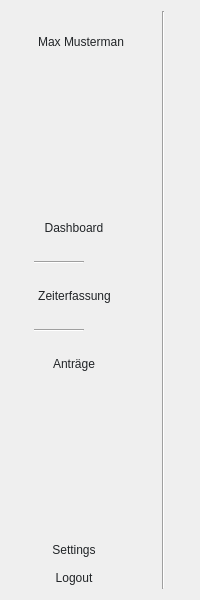
Old version of the form HR_Managment_System_Application/nav/navbar.ui in the repository MehmetMertt/twentyONE_HR_System.
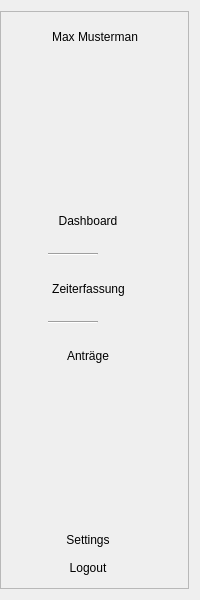
New version of the form. Icons and pictures are not drawn.

Commit message: zeittracking fixes, navbar fixes

The edit to the form file:
```diff
--- a/HR_Managment_System_Application/nav/navbar.ui
+++ b/HR_Managment_System_Application/nav/navbar.ui
@@ -11,7 +11,7 @@
    </rect>
   </property>
   <property name="sizePolicy">
-   <sizepolicy hsizetype="Preferred" vsizetype="Preferred">
+   <sizepolicy hsizetype="Preferred" vsizetype="Maximum">
     <horstretch>0</horstretch>
     <verstretch>0</verstretch>
    </sizepolicy>
@@ -25,179 +25,47 @@
   <property name="maximumSize">
    <size>
     <width>200</width>
-    <height>16777215</height>
+    <height>700</height>
    </size>
   </property>
-  <property name="palette">
-   <palette>
-    <active>
-     <colorrole role="WindowText">
-      <brush brushstyle="SolidPattern">
-       <color alpha="255">
-        <red>33</red>
-        <green>36</green>
-        <blue>39</blue>
-       </color>
-      </brush>
-     </colorrole>
-     <colorrole role="Text">
-      <brush brushstyle="SolidPattern">
-       <color alpha="255">
-        <red>33</red>
-        <green>36</green>
-        <blue>39</blue>
-       </color>
-      </brush>
-     </colorrole>
-     <colorrole role="ButtonText">
-      <brush brushstyle="SolidPattern">
-       <color alpha="255">
-        <red>33</red>
-        <green>36</green>
-        <blue>39</blue>
-       </color>
-      </brush>
-     </colorrole>
-     <colorrole role="Highlight">
-      <brush brushstyle="SolidPattern">
-       <color alpha="255">
-        <red>17</red>
-        <green>105</green>
-        <blue>142</blue>
-       </color>
-      </brush>
-     </colorrole>
-     <colorrole role="ToolTipText">
-      <brush brushstyle="SolidPattern">
-       <color alpha="255">
-        <red>33</red>
-        <green>36</green>
-        <blue>39</blue>
-       </color>
-      </brush>
-     </colorrole>
-     <colorrole role="PlaceholderText">
-      <brush brushstyle="SolidPattern">
-       <color alpha="128">
-        <red>33</red>
-        <green>36</green>
-        <blue>39</blue>
-       </color>
-      </brush>
-     </colorrole>
-     <colorrole role="Accent">
-      <brush brushstyle="SolidPattern">
-       <color alpha="255">
-        <red>22</red>
-        <green>199</green>
-        <blue>154</blue>
-       </color>
-      </brush>
-     </colorrole>
-    </active>
-    <inactive>
-     <colorrole role="WindowText">
-      <brush brushstyle="SolidPattern">
-       <color alpha="255">
-        <red>33</red>
-        <green>36</green>
-        <blue>39</blue>
-       </color>
-      </brush>
-     </colorrole>
-     <colorrole role="Text">
-      <brush brushstyle="SolidPattern">
-       <color alpha="255">
-        <red>33</red>
-        <green>36</green>
-        <blue>39</blue>
-       </color>
-      </brush>
-     </colorrole>
-     <colorrole role="ButtonText">
-      <brush brushstyle="SolidPattern">
-       <color alpha="255">
-        <red>33</red>
-        <green>36</green>
-        <blue>39</blue>
-       </color>
-      </brush>
-     </colorrole>
-     <colorrole role="Highlight">
-      <brush brushstyle="SolidPattern">
-       <color alpha="255">
-        <red>17</red>
-        <green>105</green>
-        <blue>142</blue>
-       </color>
-      </brush>
-     </colorrole>
-     <colorrole role="ToolTipText">
-      <brush brushstyle="SolidPattern">
-       <color alpha="255">
-        <red>33</red>
-        <green>36</green>
-        <blue>39</blue>
-       </color>
-      </brush>
-     </colorrole>
-     <colorrole role="PlaceholderText">
-      <brush brushstyle="SolidPattern">
-       <color alpha="128">
-        <red>33</red>
-        <green>36</green>
-        <blue>39</blue>
-       </color>
-      </brush>
-     </colorrole>
-     <colorrole role="Accent">
-      <brush brushstyle="SolidPattern">
-       <color alpha="255">
-        <red>22</red>
-        <green>199</green>
-        <blue>154</blue>
-       </color>
-      </brush>
-     </colorrole>
-    </inactive>
-    <disabled>
-     <colorrole role="ToolTipText">
-      <brush brushstyle="SolidPattern">
-       <color alpha="255">
-        <red>33</red>
-        <green>36</green>
-        <blue>39</blue>
-       </color>
-      </brush>
-     </colorrole>
-     <colorrole role="PlaceholderText">
-      <brush brushstyle="SolidPattern">
-       <color alpha="128">
-        <red>33</red>
-        <green>36</green>
-        <blue>39</blue>
-       </color>
-      </brush>
-     </colorrole>
-     <colorrole role="Accent">
-      <brush brushstyle="SolidPattern">
-       <color alpha="255">
-        <red>22</red>
-        <green>199</green>
-        <blue>154</blue>
-       </color>
-      </brush>
-     </colorrole>
-    </disabled>
-   </palette>
-  </property>
   <property name="windowTitle">
    <string>Form</string>
   </property>
   <property name="styleSheet">
    <string notr="true"/>
   </property>
-  <layout class="QHBoxLayout" name="horizontalLayout">
+  <layout class="QVBoxLayout" name="verticalLayout_2">
+   <property name="leftMargin">
+    <number>0</number>
+   </property>
+   <item>
+    <widget class="QFrame" name="navbar_container">
+     <property name="frameShape">
+      <enum>QFrame::StyledPanel</enum>
+     </property>
+     <property name="frameShadow">
+      <enum>QFrame::Raised</enum>
+     </property>
+     <layout class="QHBoxLayout" name="horizontalLayout_2">
+      <property name="leftMargin">
+       <number>0</number>
+      </property>
+      <item>
+       <spacer name="horizontalSpacer">
+        <property name="orientation">
+         <enum>Qt::Horizontal</enum>
+        </property>
+        <property name="sizeType">
+         <enum>QSizePolicy::Fixed</enum>
+        </property>
+        <property name="sizeHint" stdset="0">
+         <size>
+          <width>10</width>
+          <height>20</height>
+         </size>
+        </property>
+       </spacer>
+      </item>
    <item>
     <layout class="QVBoxLayout" name="verticalLayout_5">
      <item>
@@ -211,7 +79,7 @@
        <property name="sizeHint" stdset="0">
         <size>
          <width>20</width>
-         <height>20</height>
+            <height>5</height>
         </size>
        </property>
       </spacer>
@@ -447,7 +315,7 @@
        <property name="sizeHint" stdset="0">
         <size>
          <width>20</width>
-         <height>15</height>
+            <height>40</height>
         </size>
        </property>
       </spacer>
@@ -512,27 +380,7 @@
      </item>
     </layout>
    </item>
-   <item>
-    <spacer name="horizontalSpacer">
-     <property name="orientation">
-      <enum>Qt::Horizontal</enum>
-     </property>
-     <property name="sizeType">
-      <enum>QSizePolicy::Maximum</enum>
-     </property>
-     <property name="sizeHint" stdset="0">
-      <size>
-       <width>5</width>
-       <height>20</height>
-      </size>
-     </property>
-    </spacer>
-   </item>
-   <item>
-    <widget class="Line" name="line_3">
-     <property name="orientation">
-      <enum>Qt::Vertical</enum>
-     </property>
+     </layout>
     </widget>
    </item>
   </layout>
```
Lines whose indentation alone changed are shown as unchanged. The commit also changes 9 other files.
